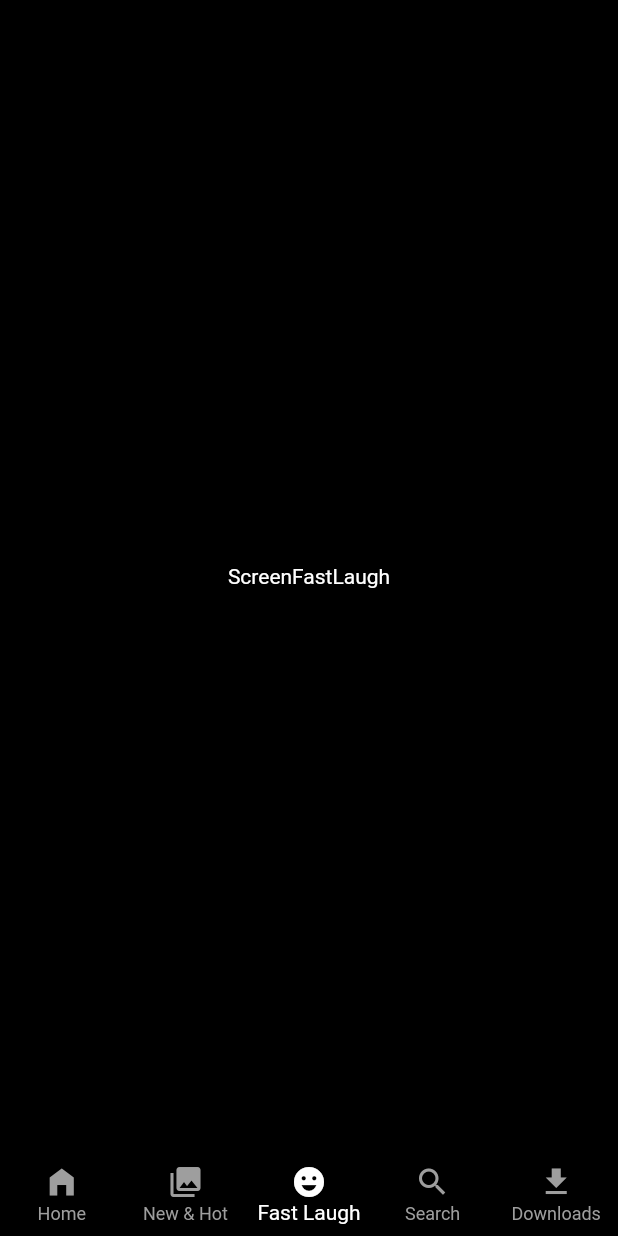
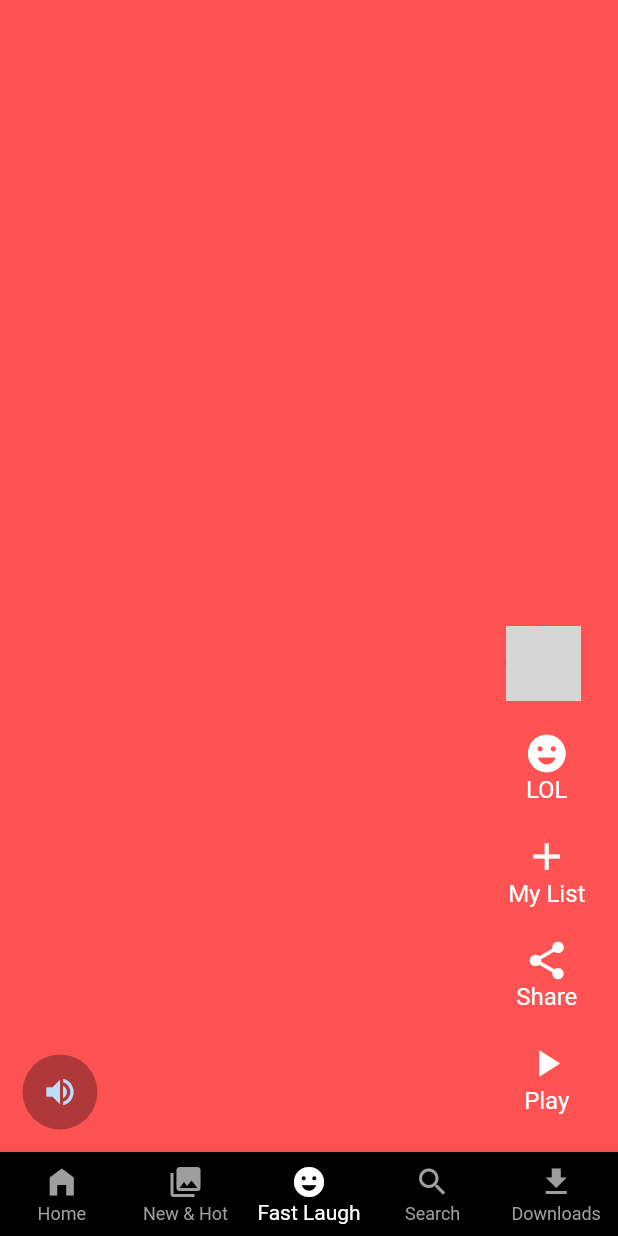
Before and after one commit to Siddiquess/Netflix-Clone-App, a Flutter app: the screen it shows after launch, item 3 of the bottom bar chosen, on a phone screen of 412 x 824 dp. Run offline on Flutter 3.47's test engine with Material 2 defaults, Android fonts, the phone set to English and light mode, and no system bars; our stand-ins replace google_fonts; network calls fail; grey boxes are pictures that could not be loaded.

Commit message:
Fast laugh dummy page finished

```diff
--- a/lib/main.dart
+++ b/lib/main.dart
@@ -1,5 +1,4 @@
 import 'package:flutter/material.dart';
-import 'package:google_fonts/google_fonts.dart';
 import 'package:netflix_clone/core/colors/colors.dart';
 import 'package:netflix_clone/presentation/pages/main_page/widgets/screen_main_page.dart';
 
--- a/lib/presentation/pages/fast_laugh/screen_fast_laugh.dart
+++ b/lib/presentation/pages/fast_laugh/screen_fast_laugh.dart
@@ -1,13 +1,23 @@
 import 'package:flutter/material.dart';
-import 'package:netflix_clone/core/colors/colors.dart';
+import 'package:netflix_clone/presentation/pages/fast_laugh/widgets/video_list_items.dart';
 
 class ScreenFastLaugh extends StatelessWidget {
   const ScreenFastLaugh({super.key});
 
   @override
   Widget build(BuildContext context) {
-    return const Scaffold(
-      body: Center(child: Text("ScreenFastLaugh"),),
+    return Scaffold(
+      body: SafeArea(
+        child: PageView(
+          scrollDirection: Axis.vertical,
+          children: List.generate(
+            10,
+            (index) => VideoListItems(
+              index: index,
+            ),
+          ),
+        ),
+      ),
     );
   }
 }
--- /dev/null
+++ b/lib/presentation/pages/fast_laugh/widgets/video_list_items.dart
@@ -0,0 +1,95 @@
+import 'package:flutter/material.dart';
+import 'package:netflix_clone/core/colors/colors.dart';
+import 'package:netflix_clone/core/constants.dart';
+
+const imageUrl =
+    'https://www.themoviedb.org/t/p/w355_and_h200_multi_faces/uDgy6hyPd82kOHh6I95FLtLnj6p.jpg';
+class VideoListItems extends StatelessWidget {
+  const VideoListItems({super.key, required this.index});
+  final int index;
+
+  @override
+  Widget build(BuildContext context) {
+    return Stack(
+      children: [
+        // ---- Left side
+        Container(
+          color: Colors.accents[index % Colors.accents.length],
+        ),
+        Positioned(
+          left: 5,
+          bottom: 5,
+          right: 0,
+          child: Padding(
+            padding: const EdgeInsets.all(10),
+            child: Row(
+              mainAxisAlignment: MainAxisAlignment.spaceBetween,
+              crossAxisAlignment: CrossAxisAlignment.end,
+              children: [
+                CircleAvatar(
+                  radius: 25,
+                  backgroundColor: Colors.black.withAlpha(80),
+                  child: IconButton(
+                      onPressed: () {}, icon: const Icon(Icons.volume_up)),
+                ),
+                // ---- Right side
+                Column(
+                  mainAxisAlignment: MainAxisAlignment.end,
+                  children: const [
+                    Padding(
+                      padding: EdgeInsets.only(right: 15),
+                      child: CircleAvatar(
+                        radius: 25,
+                        backgroundImage: NetworkImage(imageUrl),
+                      ),
+                    ),
+                    kHeight,
+                    VideoActions(icon: Icons.emoji_emotions, title: 'LOL'),
+                    VideoActions(icon: Icons.add, title: 'My List'),
+                    VideoActions(icon: Icons.share, title: 'Share'),
+                    VideoActions(icon: Icons.play_arrow, title: 'Play'),
+                  ],
+                )
+              ],
+            ),
+          ),
+        ),
+      ],
+    );
+  }
+}
+
+class VideoActions extends StatelessWidget {
+  const VideoActions({
+    super.key,
+    required this.icon,
+    required this.title,
+  });
+  final String title;
+  final IconData icon;
+
+  @override
+  Widget build(BuildContext context) {
+    return Padding(
+      padding: const EdgeInsets.only(right: 10),
+      child: Column(
+        children: [
+          kHeight,
+          Icon(
+            icon,
+            color: kWhiteColor,
+            size: 30,
+          ),
+          Text(
+            title,
+            style: const TextStyle(
+              color: kWhiteColor,
+              fontSize: 16,
+            ),
+          ),
+          kHeight
+        ],
+      ),
+    );
+  }
+}
--- a/lib/presentation/pages/home/screen_home.dart
+++ b/lib/presentation/pages/home/screen_home.dart
@@ -1,5 +1,4 @@
 import 'package:flutter/material.dart';
-import 'package:netflix_clone/core/colors/colors.dart';
 
 class ScreenHome extends StatelessWidget {
   const ScreenHome({super.key});
--- a/lib/presentation/pages/main_page/widgets/screen_main_page.dart
+++ b/lib/presentation/pages/main_page/widgets/screen_main_page.dart
@@ -11,10 +11,10 @@ class ScreenMainPage extends StatelessWidget {
   ScreenMainPage({super.key});
 
   final pages = [
-    ScreenHome(),
-    ScreenNewAndHot(),
-    ScreenFastLaugh(),
-    ScreenSearch(),
+    const ScreenHome(),
+    const ScreenNewAndHot(),
+    const ScreenFastLaugh(),
+    const ScreenSearch(),
     ScreenDownloads(),
   ];
 
@@ -29,7 +29,7 @@ class ScreenMainPage extends StatelessWidget {
               return pages[index];
             }),
       ),
-      bottomNavigationBar: BottomNavigationWidget(),
+      bottomNavigationBar: const BottomNavigationWidget(),
     );
   }
 }
--- a/lib/presentation/pages/new_and_hot/screen_new_and_hot.dart
+++ b/lib/presentation/pages/new_and_hot/screen_new_and_hot.dart
@@ -1,5 +1,4 @@
 import 'package:flutter/material.dart';
-import 'package:netflix_clone/core/colors/colors.dart';
 import 'package:netflix_clone/presentation/widgets/appbar_widget.dart';
 
 class ScreenNewAndHot extends StatelessWidget {
--- a/lib/presentation/pages/search/screen_search.dart
+++ b/lib/presentation/pages/search/screen_search.dart
@@ -1,7 +1,6 @@
 import 'package:flutter/cupertino.dart';
 import 'package:flutter/material.dart';
 import 'package:netflix_clone/core/constants.dart';
-import 'package:netflix_clone/presentation/pages/search/widgets/search_idle.dart';
 import 'package:netflix_clone/presentation/pages/search/widgets/search_result.dart';
 
 class ScreenSearch extends StatelessWidget {
--- a/pubspec.yaml
+++ b/pubspec.yaml
@@ -31,7 +31,8 @@ environment:
 dependencies:
   flutter:
     sdk: flutter
-  google_fonts: ^4.0.3
+  google_fonts: 4.0.3
+  video_player: 2.5.2
 
 
   # The following adds the Cupertino Icons font to your application.
```
Also changed, not shown: pubspec.lock, 1 other file.
